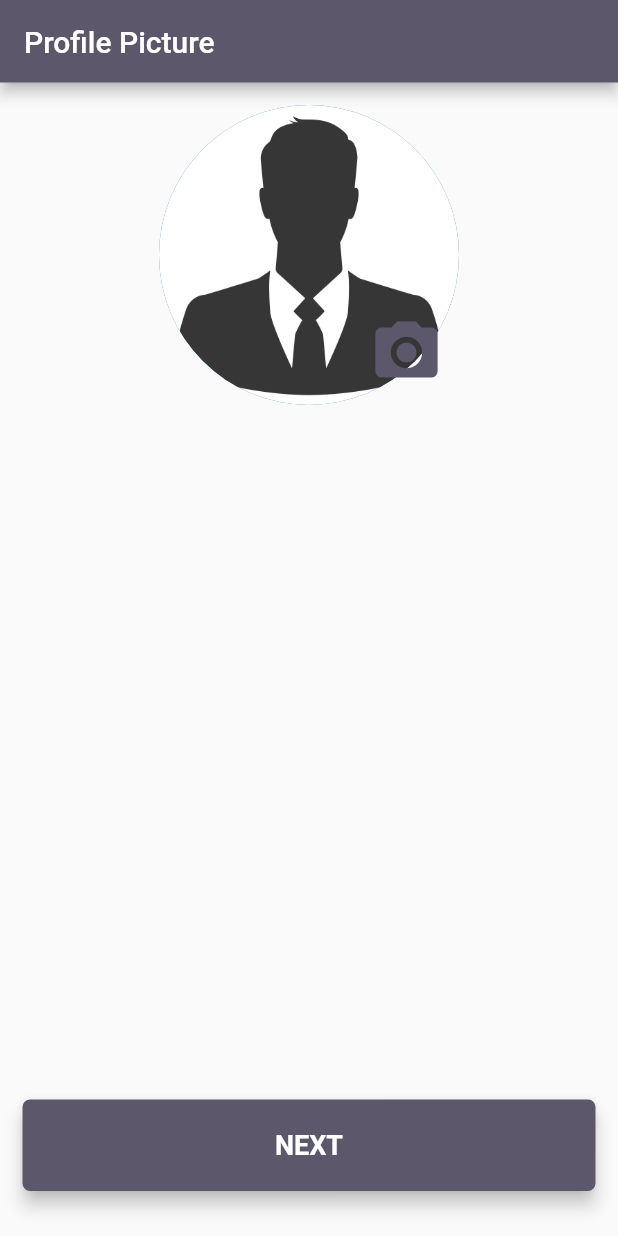
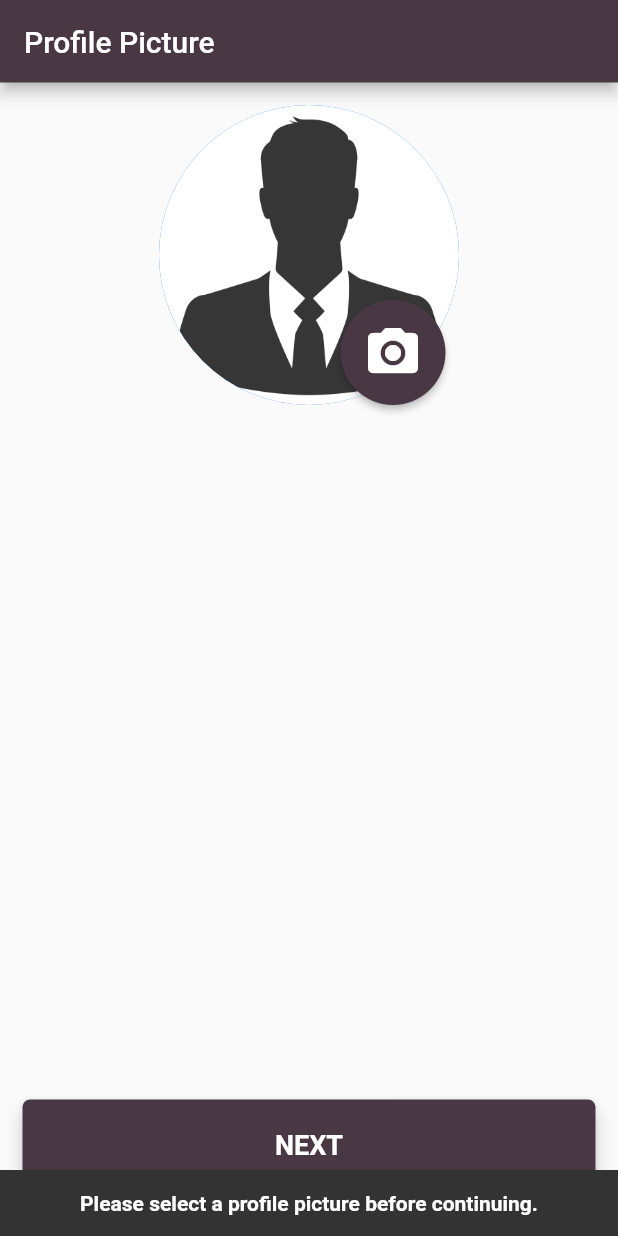
Before and after one commit to Matthew-Cacchione/connect, a Flutter app: the ProfilePicture screen opened by its route, after a tap on "NEXT", on a phone screen of 412 x 824 dp. Run offline on Flutter 3.47's test engine with Material 2 defaults, Android fonts, the phone set to English and light mode, and no system bars; our stand-ins replace cloud_firestore, firebase_auth, firebase_core, firebase_storage, image_picker; accounts and stored records are empty.

Commit message:
Update profile picture

```diff
--- a/lib/constants.dart
+++ b/lib/constants.dart
@@ -1,8 +1,8 @@
 import 'package:flutter/material.dart';
 
 // Colors
-const colorPrimary = Color(0xff5d576b);
-const colorSecondary = Color(0xff99e1d9);
+const colorPrimary = Color(0xff493843);
+const colorSecondary = Color(0xff61988e);
 const colorError = Color(0xffcc0000);
 
 // Strings
@@ -53,6 +53,7 @@ const selectProfilePrompt = 'Select your profile picture';
 const cameraTxt = 'Camera';
 const galleryTxt = 'Gallery';
 const profilePictureTitle = 'Profile Picture';
+const noPictureSelected = 'Please select a profile picture before continuing.';
 
 // Interests
 final interestSet = {
--- a/lib/screens/account_creation/profile_picture.dart
+++ b/lib/screens/account_creation/profile_picture.dart
@@ -6,6 +6,7 @@ import 'package:image_picker/image_picker.dart';
 import '../../components/appbar.dart';
 import '../../components/buttons.dart';
 import '../../constants.dart';
+import '../../functions/alerts.dart';
 import '../../functions/user_service.dart';
 
 class ProfilePicture extends StatefulWidget {
@@ -29,20 +30,26 @@ class _ProfilePictureState extends State<ProfilePicture> {
                 : FileImage(File(_profilePicture!.path)) as ImageProvider,
           ),
           Positioned(
-              bottom: 20,
-              right: 20,
-              child: IconButton(
+            bottom: 0,
+            right: 0,
+            child: RawMaterialButton(
+              elevation: 2,
+              fillColor: colorPrimary,
+              padding: const EdgeInsets.all(15),
+              shape: const CircleBorder(),
               onPressed: () {
                 showModalBottomSheet(
                   context: context,
                   builder: ((builder) => selectSource()),
                 );
               },
-                  icon: const Icon(
+              child: const Icon(
                 Icons.camera_alt,
-                    color: colorPrimary,
-                    size: 50,
-                  ))),
+                color: Colors.white,
+                size: 40,
+              ),
+            ),
+          ),
         ],
       ),
     );
@@ -56,6 +63,8 @@ class _ProfilePictureState extends State<ProfilePicture> {
         onPressed: () {
           if (_profilePicture != null) {
             setProfilePhoto(_profilePicture!, context);
+          } else {
+            showErrorSnackBar(noPictureSelected, context);
           }
         },
         child: Text(
```
Lines whose indentation alone changed are shown as unchanged.
